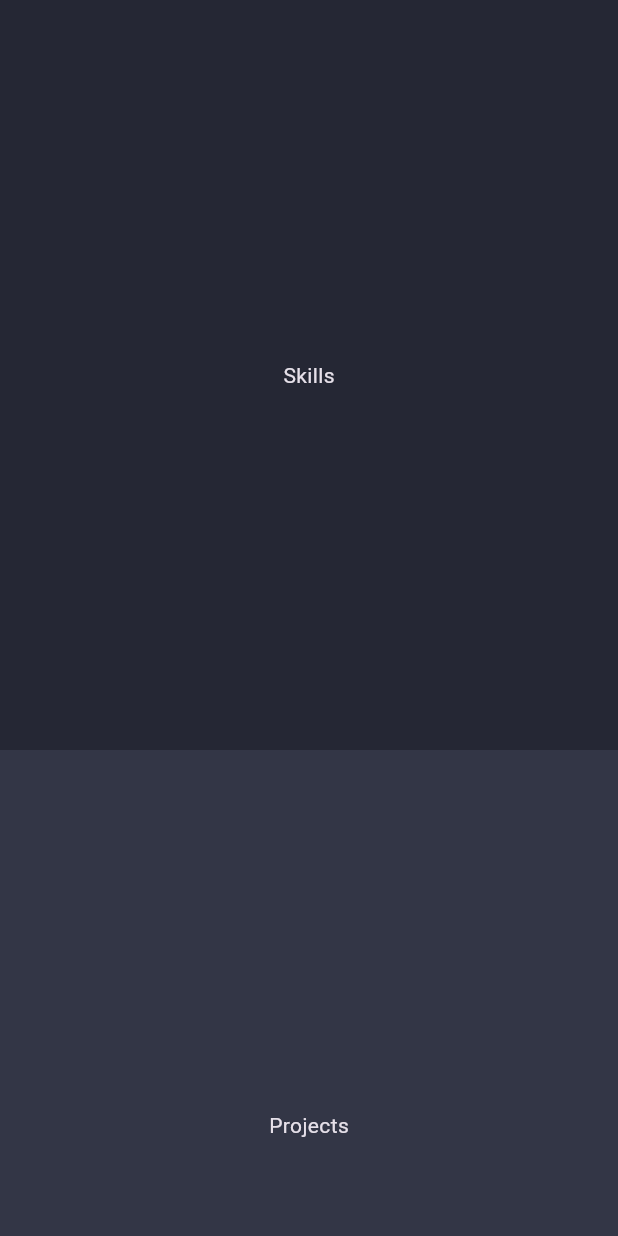
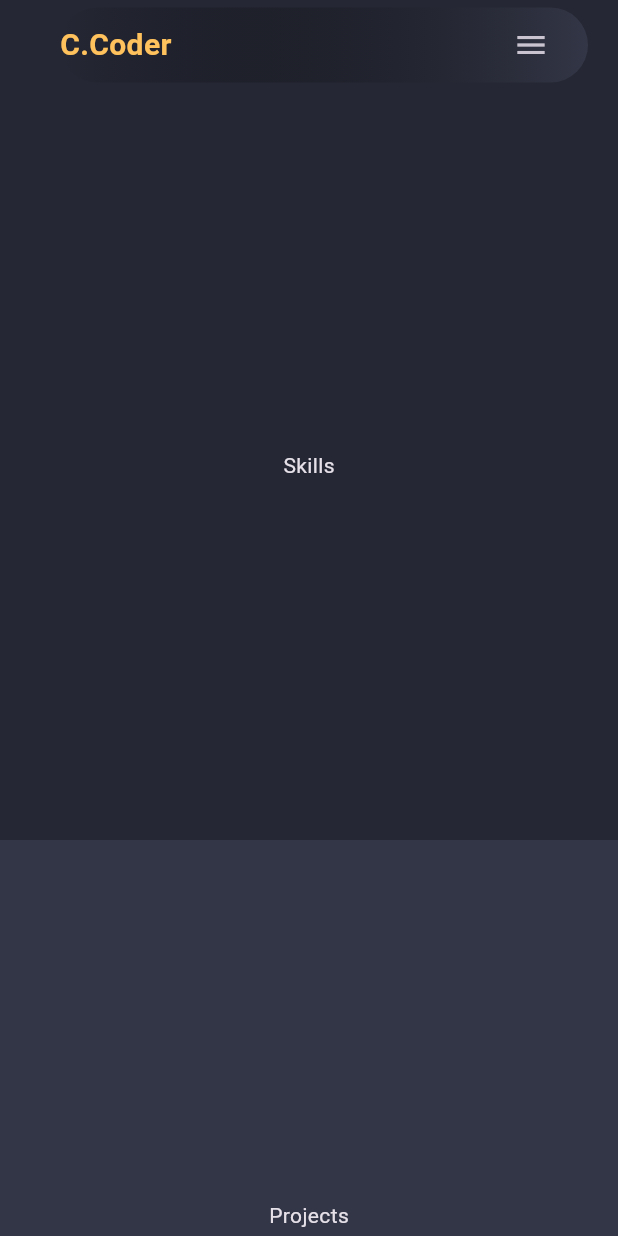
Before and after one commit to crazy-coder-018/my_portfolio_website, a Flutter app: the screen it shows after launch, on a phone screen of 412 x 824 dp. Run offline on Flutter 3.47's test engine with Material 3 defaults, Android fonts, the phone set to English and light mode, and no system bars.

Commit message:
Header Mobile

```diff
--- a/lib/pages/home_page.dart
+++ b/lib/pages/home_page.dart
@@ -2,7 +2,7 @@
 
 import 'package:flutter/material.dart';
 import 'package:my_portfolio_website/constants/colors.dart';
-// import 'package:my_portfolio_website/widgets/header_desktop.dart';
+import 'package:my_portfolio_website/widgets/header_mobile.dart';
 
 class HomePage extends StatefulWidget {
   const HomePage({super.key});
@@ -21,6 +21,7 @@ class _HomePageState extends State<HomePage> {
         children: [
           // Main
           // HeaderDesktop(),
+          HeaderMobile(() {}, () {}),
 
           // Skills
           Container(
--- /dev/null
+++ b/lib/styles/style.dart
@@ -0,0 +1,7 @@
+import 'package:flutter/material.dart';
+import 'package:my_portfolio_website/constants/colors.dart';
+
+BoxDecoration headerDecoration = BoxDecoration(
+  gradient: LinearGradient(colors: [Colors.transparent, CustomColors.bgLight1]),
+  borderRadius: BorderRadius.circular(100),
+);
--- a/lib/widgets/header_desktop.dart
+++ b/lib/widgets/header_desktop.dart
@@ -1,6 +1,7 @@
 import 'package:flutter/material.dart';
 import 'package:my_portfolio_website/constants/colors.dart';
 import 'package:my_portfolio_website/constants/nav_items.dart';
+import 'package:my_portfolio_website/styles/style.dart';
 import 'package:my_portfolio_website/widgets/site_logo.dart';
 
 class HeaderDesktop extends StatelessWidget {
@@ -12,12 +13,7 @@ class HeaderDesktop extends StatelessWidget {
       width: double.maxFinite,
       margin: EdgeInsets.symmetric(vertical: 10.0, horizontal: 20.0),
       height: 60,
-      decoration: BoxDecoration(
-        gradient: LinearGradient(
-          colors: [Colors.transparent, CustomColors.bgLight1],
-        ),
-        borderRadius: BorderRadius.circular(100),
-      ),
+      decoration: headerDecoration,
       child: Row(
         children: [
           // Logo
--- /dev/null
+++ b/lib/widgets/header_mobile.dart
@@ -0,0 +1,32 @@
+import 'package:flutter/material.dart';
+import 'package:my_portfolio_website/styles/style.dart';
+import 'package:my_portfolio_website/widgets/site_logo.dart';
+
+class HeaderMobile extends StatelessWidget {
+  final VoidCallback? onLogoTap;
+  final VoidCallback? onMenuTap;
+
+  const HeaderMobile(this.onLogoTap, this.onMenuTap, {super.key});
+
+  @override
+  Widget build(BuildContext context) {
+    return Container(
+      height: 50,
+      margin: const EdgeInsets.fromLTRB(40, 5, 20, 5),
+      decoration: headerDecoration,
+      child: Row(
+        children: [
+          // Logo
+          SiteLogo(onLogoTap),
+
+          const Spacer(),
+
+          // Menu
+          IconButton(onPressed: onMenuTap, icon: Icon(Icons.menu)),
+
+          SizedBox(width: 14),
+        ],
+      ),
+    );
+  }
+}
```
